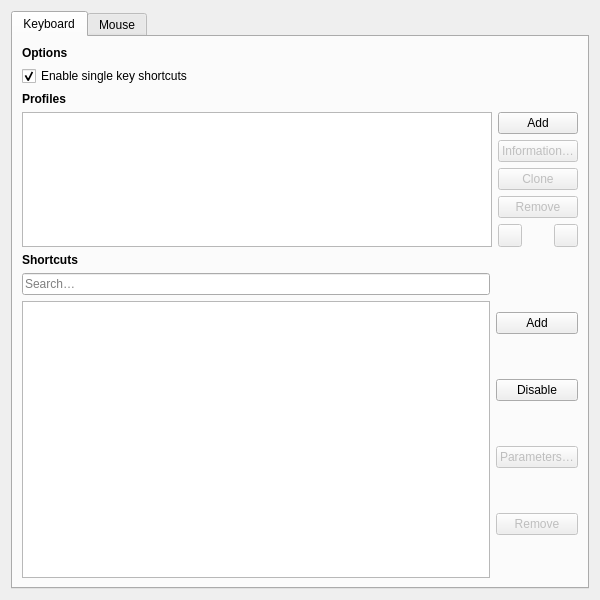
Above: src/modules/windows/preferences/InputPreferencesPage.ui from OtterBrowser/otter-browser before the change. Below: the same form after it.
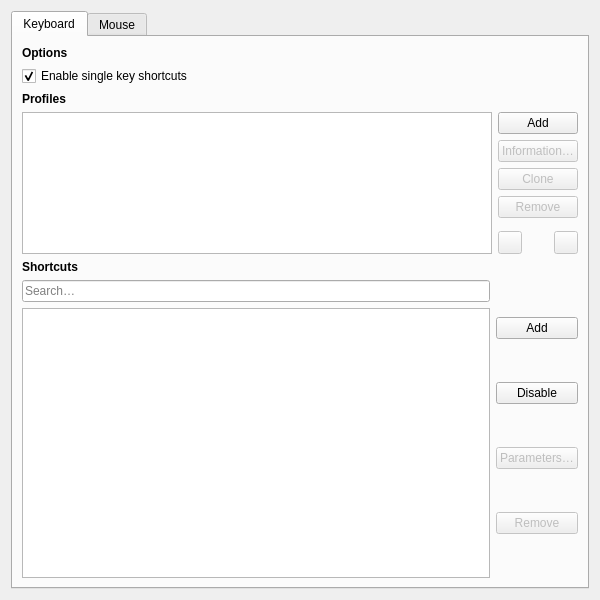
That is the form after the change. Custom widgets are drawn as their Qt base class.

Commit message: Increase column size plus minor clenaups

What changed in the file:
```diff
--- a/src/modules/windows/preferences/InputPreferencesPage.ui
+++ b/src/modules/windows/preferences/InputPreferencesPage.ui
@@ -146,12 +146,6 @@
                 <property name="orientation">
                  <enum>Qt::Vertical</enum>
                 </property>
-                <property name="sizeHint" stdset="0">
-                 <size>
-                  <width>0</width>
-                  <height>0</height>
-                 </size>
-                </property>
                </spacer>
               </item>
               <item>
@@ -174,12 +168,6 @@
                   <property name="sizeType">
                    <enum>QSizePolicy::Minimum</enum>
                   </property>
-                  <property name="sizeHint" stdset="0">
-                   <size>
-                    <width>0</width>
-                    <height>0</height>
-                   </size>
-                  </property>
                  </spacer>
                 </item>
                 <item>
@@ -251,6 +239,9 @@
                <height>22</height>
               </size>
              </property>
+             <attribute name="headerDefaultSectionSize">
+              <number>150</number>
+             </attribute>
             </widget>
            </item>
           </layout>
```
Left out of the diff: 6 changed lines with no effect on the pictures.
